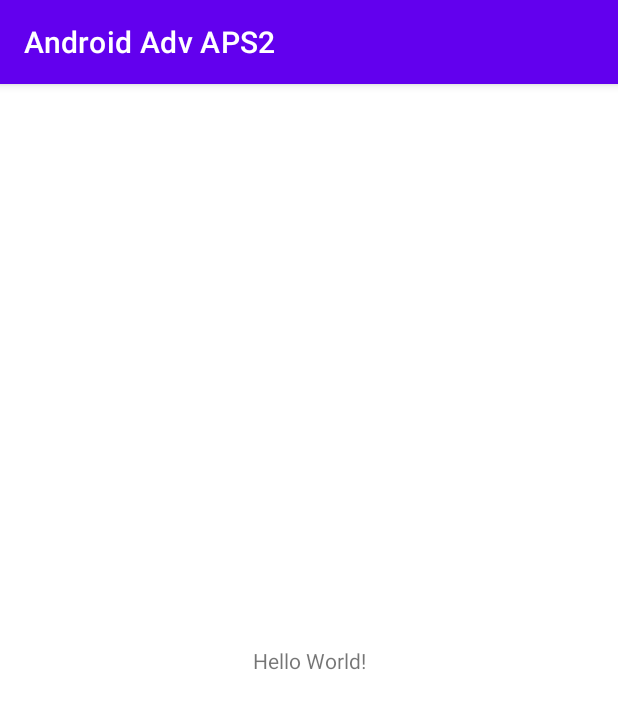
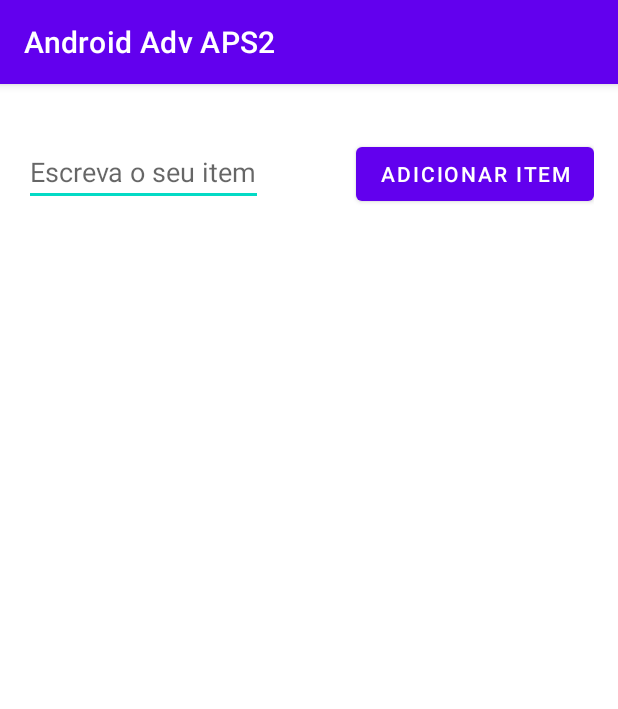
Before and after one commit to dipievil/AndroidAdvAPS2, an Android app: the screen it shows after launch (MainActivity), on a phone screen of 412 x 824 dp. Shown: the top 709 px of the screen. Run offline under Robolectric (Android 15) with nearby library versions, the phone set to English and light mode, and no system bars.

Commit message:
Add changes

```diff
--- a/app/src/main/res/layout/activity_main.xml
+++ b/app/src/main/res/layout/activity_main.xml
@@ -1,18 +1,39 @@
 <?xml version="1.0" encoding="utf-8"?>
-<androidx.constraintlayout.widget.ConstraintLayout xmlns:android="http://schemas.android.com/apk/res/android"
-    xmlns:app="http://schemas.android.com/apk/res-auto"
+<LinearLayout xmlns:android="http://schemas.android.com/apk/res/android"
     xmlns:tools="http://schemas.android.com/tools"
     android:layout_width="match_parent"
     android:layout_height="match_parent"
+    android:orientation="vertical"
+    android:padding="16dp"
     tools:context=".MainActivity">
 
-    <TextView
-        android:layout_width="wrap_content"
+    <RelativeLayout
+        android:layout_width="match_parent"
         android:layout_height="wrap_content"
-        android:text="Hello World!"
-        app:layout_constraintBottom_toBottomOf="parent"
-        app:layout_constraintEnd_toEndOf="parent"
-        app:layout_constraintStart_toStartOf="parent"
-        app:layout_constraintTop_toTopOf="parent" />
+        android:layout_marginTop="20dp"
+        android:orientation="horizontal">
 
-</androidx.constraintlayout.widget.ConstraintLayout>
+        <EditText
+            android:id="@+id/editText_todo_item"
+            android:layout_width="wrap_content"
+            android:layout_height="wrap_content"
+            android:layout_alignParentStart="true"
+            android:hint="@string/write_item"
+            android:inputType="textPersonName" />
+
+        <Button
+            android:id="@+id/button_add_todo"
+            android:layout_width="wrap_content"
+            android:layout_height="wrap_content"
+            android:layout_alignParentEnd="true"
+            android:text="@string/add_item" />
+    </RelativeLayout>
+
+
+    <androidx.recyclerview.widget.RecyclerView
+        android:id="@+id/recyclerView_todo_list"
+        android:layout_width="match_parent"
+        android:layout_height="match_parent"
+        android:layout_marginTop="50dp" />
+
+</LinearLayout>
--- a/app/src/main/res/values/strings.xml
+++ b/app/src/main/res/values/strings.xml
@@ -1,3 +1,5 @@
 <resources>
     <string name="app_name">Android Adv APS2</string>
+    <string name="write_item">Escreva o seu item</string>
+    <string name="add_item">Adicionar item</string>
 </resources>
```
